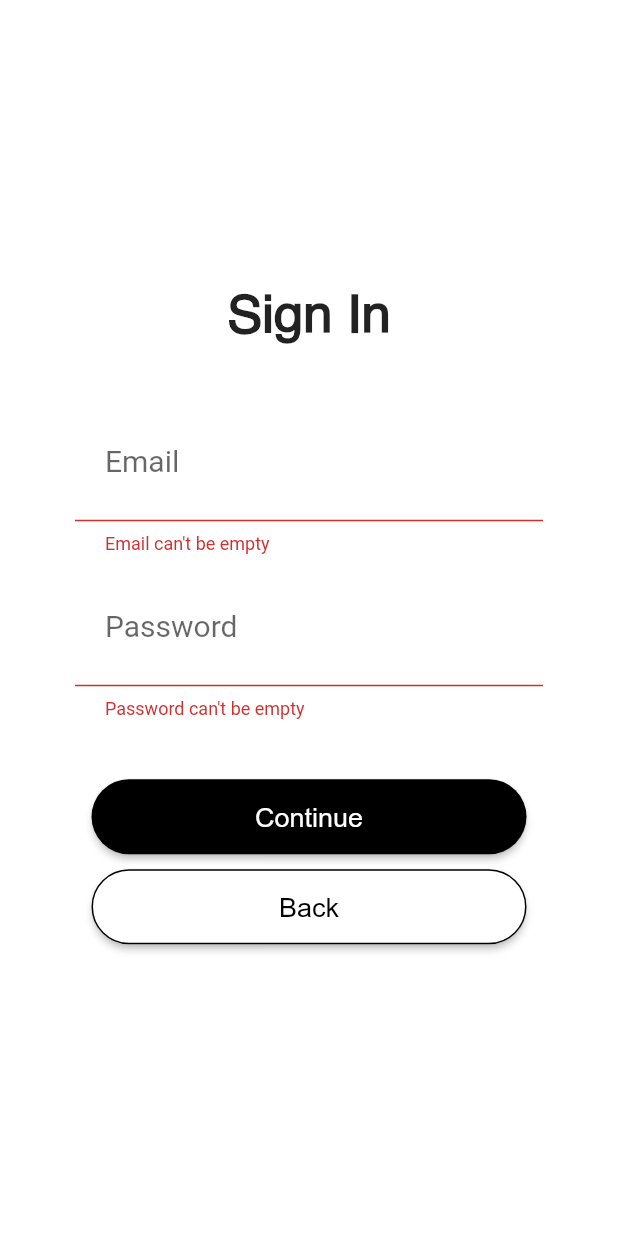
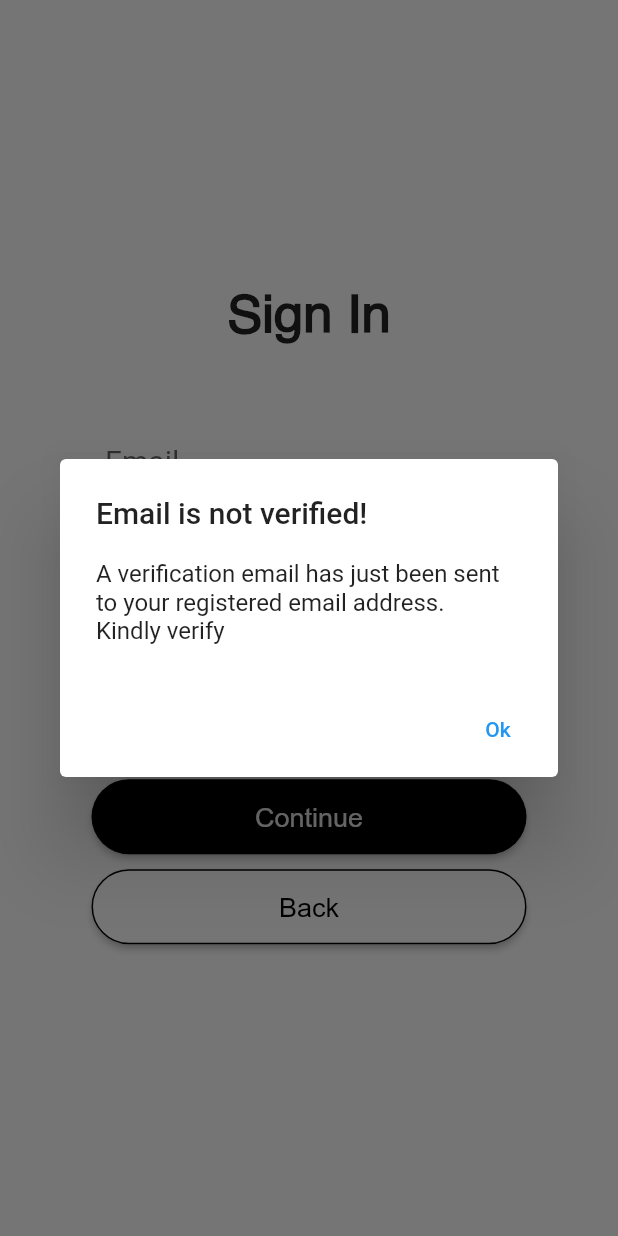
Before and after one commit to chelleadel/youandi, a Flutter app: the SignInPage screen opened directly, after a tap on "Continue", on a phone screen of 412 x 824 dp. Run offline on Flutter 3.47's test engine with Material 2 defaults, Android fonts, the light colour scheme and no system bars; our stand-ins replace cloud_firestore, firebase_auth, firebase_core, image_picker; missing offline and left inert: mailer; accounts and stored records are empty.

Commit message:
Updated Log in and Sign up page

```diff
--- a/YouAndI/lib/sign_in.dart
+++ b/YouAndI/lib/sign_in.dart
@@ -1,3 +1,4 @@
+import 'package:firebase_auth/firebase_auth.dart';
 import 'package:flutter/material.dart';
 import 'package:test/constants.dart';
 import 'package:test/homepage.dart';
@@ -16,7 +17,8 @@ class SignInPage extends StatefulWidget {
 class _SignInPage extends State<SignInPage> {
 
   final _formEmailKey = GlobalKey<FormState>();
-
+  final TextEditingController _emailController = TextEditingController();
+  final TextEditingController _passwordController = TextEditingController();
 
   @override
   Widget build(BuildContext context) {
@@ -42,6 +44,7 @@ class _SignInPage extends State<SignInPage> {
                       child: Column(
                           children: [
                             TextFormField(
+                              controller: _emailController,
                               validator: (value) {
                                 if ((value == null) || (value.isEmpty)) {
                                   return "Email can't be empty";
@@ -59,6 +62,7 @@ class _SignInPage extends State<SignInPage> {
                             SizedBox(height: 10),
 
                             TextFormField(
+                              controller: _passwordController,
                               validator: (value) {
                                 if ((value == null) || (value.isEmpty)) {
                                   return "Password can't be empty";
@@ -79,11 +83,65 @@ class _SignInPage extends State<SignInPage> {
               ),
               SizedBox(height: 40),
               ElevatedButton(
-                onPressed: () {
+                onPressed: () async {
+                  bool loginSuccess = false;
                   if (_formEmailKey.currentState!.validate()) {
+
+                    try {
+                      UserCredential userCredential = await FirebaseAuth.instance.signInWithEmailAndPassword(
+                          email: _emailController.text,
+                          password: _passwordController.text
+                      );
+                      loginSuccess = true;
+                      User? user = FirebaseAuth.instance.currentUser;
+                      print(!user!.emailVerified);
+                      print(user != null);
+                      if (user!= null && !user.emailVerified) {
+                        await user.sendEmailVerification();
+                        loginSuccess = false;
+                      }
+
+                    } on FirebaseAuthException catch (e) {
+                      if (e.code == 'user-not-found') {
+                        print('No user found for that email.');
+                      } else if (e.code == 'wrong-password') {
+                        print('Wrong password provided for that user.');
+                      }
+                    }
+                  }
+                  if (loginSuccess) {
                     Navigator.push(
                       context,
                       MaterialPageRoute(builder: (context) => HomePage()),
+                    );
+                  } else {
+                    showDialog(
+                        context: context,
+                        builder: (context) {
+                          return AlertDialog(
+                            title: Text("Email is not verified!"),
+                            content: SingleChildScrollView(
+                              child: ListBody(
+                                children: const <Widget>[
+                                  Text('A verification email has just been sent to your registered email address.'),
+                                  Text('Kindly verify'),
+                                ],
+                              ),
+                            ),
+                            actions: <Widget>[
+                              TextButton(
+                                child: const Text('Ok'),
+                                onPressed: () {
+                                  Navigator.of(context).pop();
+                                  Navigator.push(
+                                    context,
+                                    MaterialPageRoute(builder: (context) => WelcomePage()),
+                                  );
+                                },
+                              ),
+                            ],
+                          );
+                        }
                     );
                   }
                 },
--- a/YouAndI/lib/sign_up.dart
+++ b/YouAndI/lib/sign_up.dart
@@ -2,6 +2,7 @@ import 'package:firebase_auth/firebase_auth.dart';
 import 'package:flutter/material.dart';
 import 'package:test/confirm_email.dart';
 import 'package:test/constants.dart';
+import 'package:test/registration.dart';
 import 'package:test/welcomepage.dart';
 
 class Sign_Up extends StatelessWidget {
@@ -134,11 +135,10 @@ class _SignUpPage extends State<SignUpPage> {
                             if (user!= null && !user.emailVerified) {
                               await user.sendEmailVerification();
                             }
-
                             Navigator.push(
                               context,
                               MaterialPageRoute(
-                                  builder: (BuildContext context) => ConfirmEmailPage(value: _emailController.text)),
+                                  builder: (BuildContext context) => Registration()),
                             );
                           } on FirebaseAuthException catch (e) {
                             if (e.code == 'weak-password') {
```
Also changed, not shown: YouAndI/lib/firebase.dart (added, +25 -0 lines), YouAndI/lib/profile.dart (+7 -2 lines).
